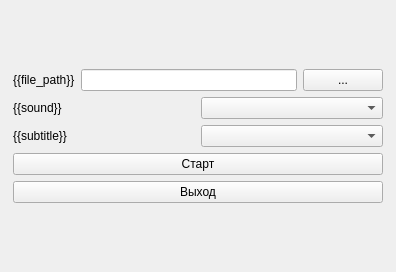
This is SubWindow/Forms/form.ui in Pflokki/SubtitleMaker as Qt 5 draws it before an edit. The edited form follows.
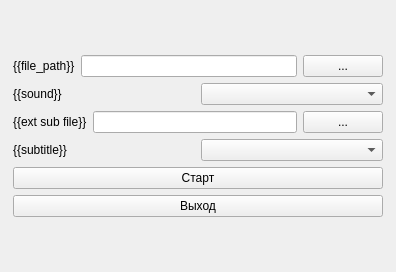
This is the edited form.

Commit message: - fix main window design - add getting subtitles from external file

```diff
--- a/SubWindow/Forms/form.ui
+++ b/SubWindow/Forms/form.ui
@@ -78,6 +78,30 @@
         </item>
        </layout>
       </item>
+      <item>
+       <layout class="QHBoxLayout" name="hl_ext_sub">
+        <item>
+         <widget class="QLabel" name="l_sub_ext">
+          <property name="frameShape">
+           <enum>QFrame::NoFrame</enum>
+          </property>
+          <property name="text">
+           <string>{{ext sub file}}</string>
+          </property>
+         </widget>
+        </item>
+        <item>
+         <widget class="QLineEdit" name="le_sub_ext_path"/>
+        </item>
+        <item>
+         <widget class="QPushButton" name="pb_sub_ext_path">
+          <property name="text">
+           <string>...</string>
+          </property>
+         </widget>
+        </item>
+       </layout>
+      </item>
       <item>
        <layout class="QHBoxLayout" name="hl_sub">
         <item>
```
The commit also changes 5 other files.
